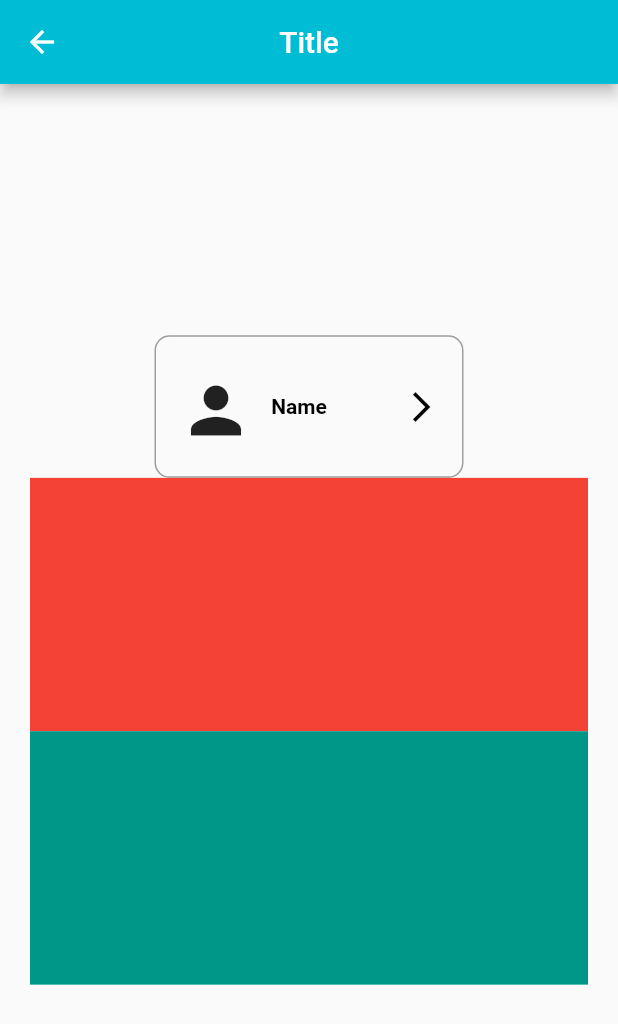
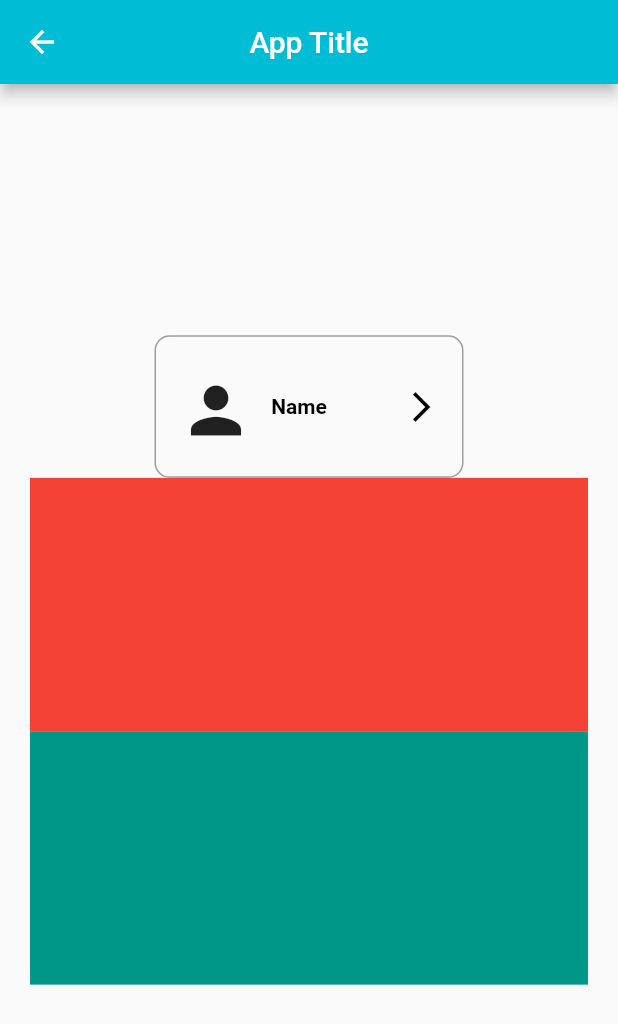
Before and after one commit to NabilMFiroz-V2R/cicd-PipeLineTest, a Flutter app: the DetailsCard screen opened directly, on a phone screen of 412 x 824 dp. Shown: the top 1024 px of the screen. Run offline on Flutter 3.47's test engine with Material 2 defaults, Android fonts, the phone set to English and light mode, and no system bars; our stand-ins replace sizer.

Commit message:
workflow gitversion test5 update commit

```diff
--- a/lib/tabletUI/test_ui_one.dart
+++ b/lib/tabletUI/test_ui_one.dart
@@ -12,7 +12,7 @@ class DetailsCard extends StatelessWidget {
         appBar: AppBar(
           // Here we take the value from the MyHomePage object that was created by
           // the App.build method, and use it to set our appbar title.
-          title: Text('Title'),
+          title: Text('App Title'),
           backgroundColor: Colors.cyan,
           centerTitle: true,
         ),
```
